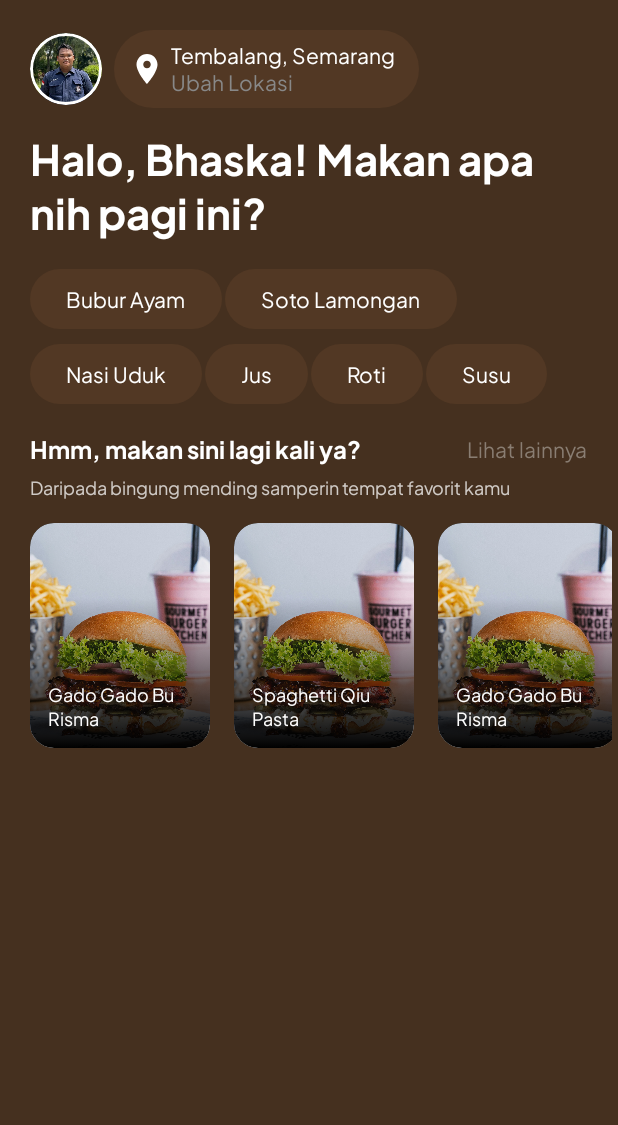
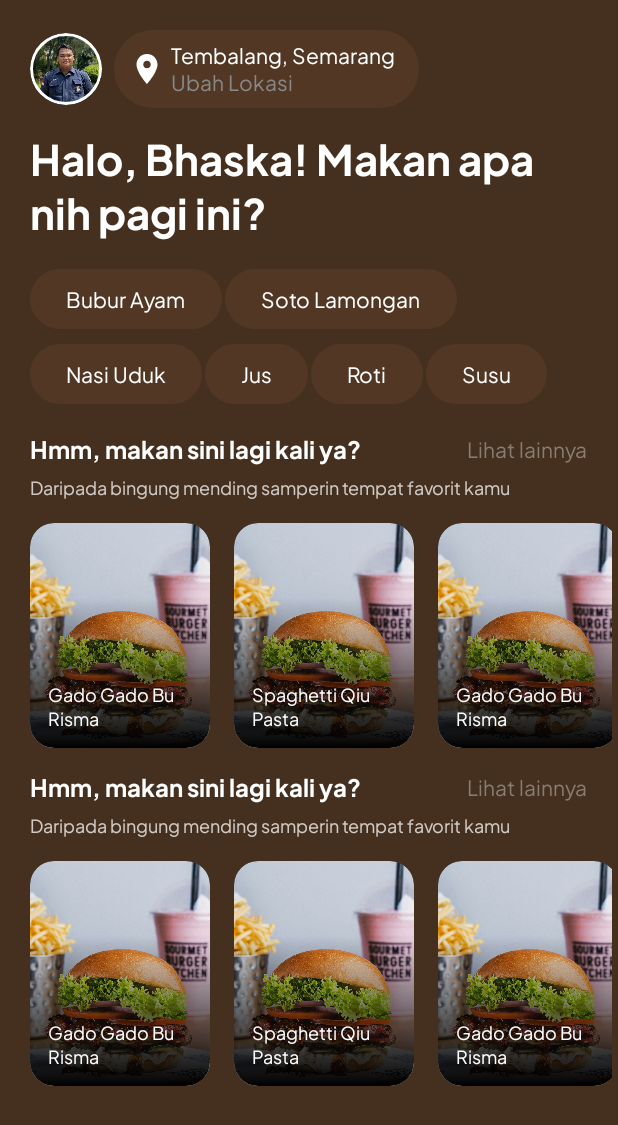
Before and after one commit to PlattenEcho/snapeat, an Android app built with Jetpack Compose: the @Preview function HomeScreenPreview, on a phone screen of 412 x 824 dp. Shown: the top 1125 px of the screen. Run offline under Robolectric (Android 15) with nearby library versions, the phone set to English and light mode, and no system bars.

Commit message:
Fix depedency brah

```diff
--- a/app/src/main/java/com/bangkit/snapeat/domain/usecases/SaveAppEntry.kt
+++ b/app/src/main/java/com/bangkit/snapeat/domain/usecases/SaveAppEntry.kt
@@ -5,7 +5,7 @@ import com.bangkit.snapeat.domain.manager.LocalUserManager
 class SaveAppEntry (
     private val localUserManager: LocalUserManager
 ) {
-    suspend operator fun invoke(){
-        localUserManager.saveAppEntry()
-    }
+//    suspend operator fun invoke(){
+//        localUserManager.saveAppEntry()
+//    }
 }
--- a/app/src/main/java/com/bangkit/snapeat/presentation/home/HomeScreen.kt
+++ b/app/src/main/java/com/bangkit/snapeat/presentation/home/HomeScreen.kt
@@ -179,7 +179,102 @@ fun  HomeScreen() {
         )
 
         gapH16
+        Box(
+            modifier = Modifier
+                .fillMaxWidth()
+                .layout(){ measurable, constraints ->
+                    val placeable = measurable.measure(constraints.copy(
+                        maxWidth = constraints.maxWidth + 16.dp.roundToPx(), //add the end padding 16.dp
+                    ))
+                    layout(placeable.width, placeable.height) {
+                        placeable.place(8.dp.roundToPx(), 0)
+                    }
+                }
+        ) {
+            LazyRow(
+                horizontalArrangement = Arrangement.spacedBy(16.dp),
+                contentPadding = PaddingValues(end=16.dp),
+                modifier = Modifier.clipToBounds() // Clip content within padding
+            ) {
+                items(listOf(
+                    "Gado Gado Bu Risma",
+                    "Spaghetti Qiu Pasta",
+                    "Gado Gado Bu Risma",
+                    "Spaghetti Qiu Pasta",
+                    "Gado Gado Bu Risma",
+                    "Spaghetti Qiu Pasta")) { place ->
+                    Box(
+                        modifier = Modifier
+                            .clip(shape = RoundedCornerShape(16.dp))
+                            .background(Color.DarkGray)
+                            .size(height = 150.dp, width = 120.dp)
+                    ) {
+                        // Place Image
+                        Image(
+                            painter = painterResource(id = R.drawable.onboarding2),
+                            contentDescription = null,
+                            contentScale = ContentScale.Crop,
+                            modifier = Modifier
+                                .wrapContentWidth()
+                                .clip(RoundedCornerShape(16.dp))
+                                .drawWithCache {
+                                    val gradient = Brush.verticalGradient(
+                                        colors = listOf(Color.Black, Color.Transparent),
+                                        startY = 150.dp.toPx(),
+                                        endY = (150.dp.toPx()) / 3
+                                    )
+                                    onDrawWithContent {
+                                        drawContent()
+                                        drawRect(gradient, blendMode = BlendMode.Multiply)
+                                    }
+                                }
+                        )
+                        Text(
+                            text = place,
+                            color = Color.White,
+                            style = MaterialTheme.typography.bodySmall.copy(
+                                lineHeight = 16.sp,
+                                fontSize = 12.sp
+                            ),
+                            modifier = Modifier
+                                .align(Alignment.BottomStart)
+                                .padding(start = 12.dp, end = 12.dp, bottom = 12.dp)
+                        )
+                    }
+                }
+            }
+        }
+        gapH16
+        Row(
+            modifier = Modifier.fillMaxWidth(),
+            horizontalArrangement = Arrangement.SpaceBetween,
+            verticalAlignment = Alignment.CenterVertically
+        ) {
+            Text(
+                text = "Hmm, makan sini lagi kali ya?",
+                color = Color.White,
+                style = MaterialTheme.typography.displaySmall.copy(
+                    fontSize = 16.sp,
+                )
+            )
+            Text(
+                text = "Lihat lainnya",
+                color = GrayBrown,
+                style = MaterialTheme.typography.bodyMedium.copy(
+                    fontSize = 14.sp
+                )
+            )
+        }
+        gapH8
+        Text(
+            text = "Daripada bingung mending samperin tempat favorit kamu",
+            color = Color.White.copy(alpha = 0.75f),
+            style = MaterialTheme.typography.bodySmall.copy(
+                fontSize = 12.sp
+            )
+        )
 
+        gapH16
         Box(
             modifier = Modifier
                 .fillMaxWidth()
--- a/app/src/main/java/com/bangkit/snapeat/presentation/navgraph/NavGraph.kt
+++ b/app/src/main/java/com/bangkit/snapeat/presentation/navgraph/NavGraph.kt
@@ -8,7 +8,6 @@ import androidx.navigation.compose.composable
 import androidx.navigation.compose.rememberNavController
 import androidx.navigation.navigation
 import com.bangkit.snapeat.presentation.onboarding.OnBoardingScreen
-import com.bangkit.snapeat.presentation.onboarding.OnBoardingViewModel
 
 @Composable
 fun NavGraph(
@@ -25,9 +24,8 @@ fun NavGraph(
             composable(
                 route = Route.OnBoardingScreen.route
             ){
-                val viewModel: OnBoardingViewModel = hiltViewModel()
                 OnBoardingScreen(
-                    event = viewModel::onEvent
+//                    event = viewModel::onEvent
                 )
             }
         }
--- a/app/src/main/java/com/bangkit/snapeat/presentation/onboarding/components/PageIndicator.kt
+++ b/app/src/main/java/com/bangkit/snapeat/presentation/onboarding/components/PageIndicator.kt
@@ -13,6 +13,7 @@ import androidx.compose.ui.Modifier
 import androidx.compose.ui.draw.clip
 import com.bangkit.snapeat.presentation.Dimension.IndicatorSize
 import com.bangkit.snapeat.ui.theme.BlueGray
+import com.bangkit.snapeat.ui.theme.GrayOrange
 
 @Composable
 fun PageIndicator(
@@ -20,13 +21,14 @@ fun PageIndicator(
     pageSize: Int,
     selectedPage: Int,
     selectedColor: Color = MaterialTheme.colorScheme.primary,
-    unselectedColor: Color = BlueGray
+    unselectedColor: Color = GrayOrange
 ){
     Row(modifier = modifier, horizontalArrangement = Arrangement.SpaceBetween){
         repeat(pageSize){page->
             Box(modifier = Modifier.size(IndicatorSize).clip(CircleShape)
                 .background(color = if (page == selectedPage) selectedColor else unselectedColor)
             )
+
         }
     }
 }
--- a/build.gradle.kts
+++ b/build.gradle.kts
@@ -2,5 +2,5 @@
 plugins {
     alias(libs.plugins.androidApplication) apply false
     alias(libs.plugins.jetbrainsKotlinAndroid) apply false
-    id ("com.google.dagger.hilt.android") version "2.41" apply false
+    id("com.google.dagger.hilt.android") version "2.50" apply false
 }
```
Also changed, not shown: app/build.gradle.kts (+4 -3 lines), app/src/main/java/com/bangkit/snapeat/MainActivity.kt (+20 -11 lines), app/src/main/java/com/bangkit/snapeat/MainViewModel.kt (+17 -17 lines), app/src/main/java/com/bangkit/snapeat/domain/usecases/ReadAppEntry.kt (+4 -4 lines), app/src/main/java/com/bangkit/snapeat/presentation/onboarding/OnBoardingScreen.kt (+53 -17 lines), app/src/main/java/com/bangkit/snapeat/presentation/onboarding/OnBoardingViewModel.kt (+19 -20 lines), app/src/main/java/com/bangkit/snapeat/presentation/onboarding/components/OnBoardingPage.kt (+8 -5 lines).
